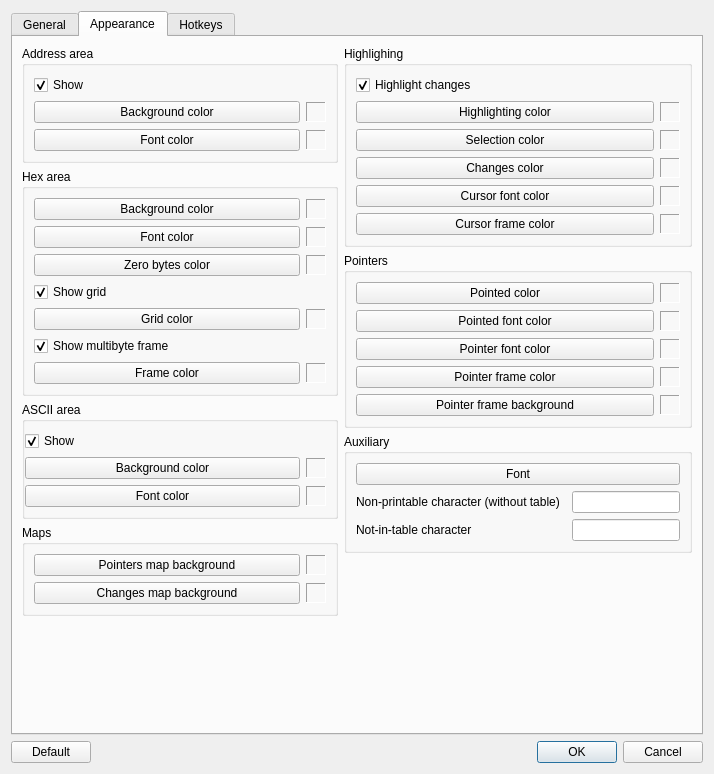
Above: src/dialogs/optionsdialog.ui from road-t/RTHextion before the change. Below: the same form after it.
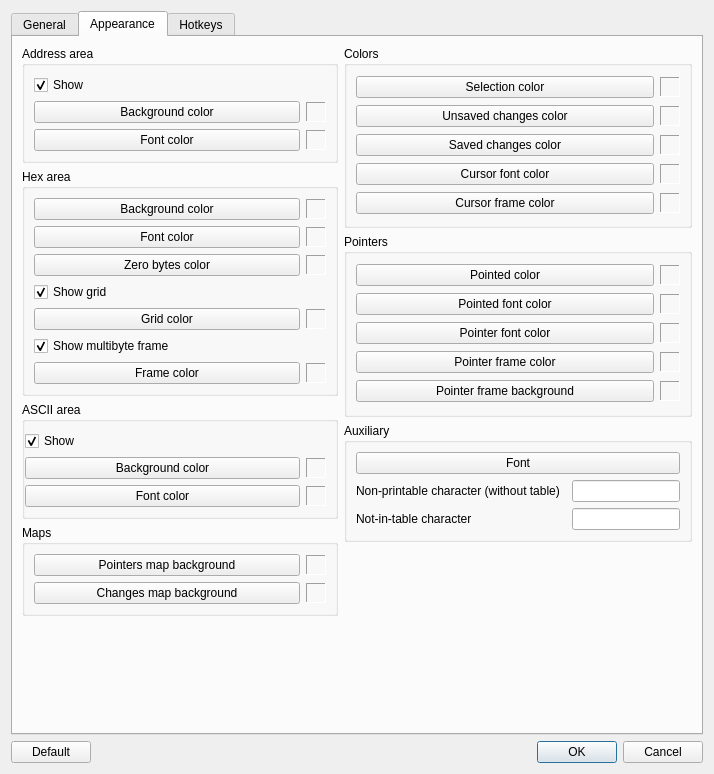
That is the form after the change. The open tabs and pages were chosen to show the change.

```diff
--- a/src/dialogs/optionsdialog.ui
+++ b/src/dialogs/optionsdialog.ui
@@ -705,23 +705,51 @@
          <item>
           <widget class="QGroupBox" name="gbColors">
            <property name="title">
-            <string>Highlighing</string>
+            <string>Colors</string>
            </property>
            <layout class="QGridLayout" name="gridLayout_colors">
             <item row="0" column="0">
-             <widget class="QCheckBox" name="cbHighlighting">
+             <widget class="QPushButton" name="pbSelectionColor">
               <property name="text">
-               <string>Highlight changes</string>
+               <string>Selection color</string>
               </property>
-              <property name="checked">
-               <bool>true</bool>
+             </widget>
+            </item>
+            <item row="0" column="1">
+             <widget class="QLabel" name="lbSelectionColor">
+              <property name="sizePolicy">
+               <sizepolicy hsizetype="Fixed" vsizetype="Fixed">
+                <horstretch>20</horstretch>
+                <verstretch>20</verstretch>
+               </sizepolicy>
+              </property>
+              <property name="minimumSize">
+               <size>
+                <width>20</width>
+                <height>20</height>
+               </size>
+              </property>
+              <property name="maximumSize">
+               <size>
+                <width>20</width>
+                <height>20</height>
+               </size>
+              </property>
+              <property name="frameShape">
+               <enum>QFrame::Panel</enum>
+              </property>
+              <property name="frameShadow">
+               <enum>QFrame::Sunken</enum>
+              </property>
+              <property name="text">
+               <string/>
               </property>
              </widget>
             </item>
             <item row="1" column="0">
              <widget class="QPushButton" name="pbHighlightingColor">
               <property name="text">
-               <string>Highlighting color</string>
+               <string>Unsaved changes color</string>
               </property>
              </widget>
             </item>
@@ -757,51 +785,13 @@
              </widget>
             </item>
             <item row="2" column="0">
-             <widget class="QPushButton" name="pbSelectionColor">
-              <property name="text">
-               <string>Selection color</string>
-              </property>
-             </widget>
-            </item>
-            <item row="2" column="1">
-             <widget class="QLabel" name="lbSelectionColor">
-              <property name="sizePolicy">
-               <sizepolicy hsizetype="Fixed" vsizetype="Fixed">
-                <horstretch>20</horstretch>
-                <verstretch>20</verstretch>
-               </sizepolicy>
-              </property>
-              <property name="minimumSize">
-               <size>
-                <width>20</width>
-                <height>20</height>
-               </size>
-              </property>
-              <property name="maximumSize">
-               <size>
-                <width>20</width>
-                <height>20</height>
-               </size>
-              </property>
-              <property name="frameShape">
-               <enum>QFrame::Panel</enum>
-              </property>
-              <property name="frameShadow">
-               <enum>QFrame::Sunken</enum>
-              </property>
-              <property name="text">
-               <string/>
-              </property>
-             </widget>
-            </item>
-            <item row="3" column="0">
              <widget class="QPushButton" name="pbChangesColor">
               <property name="text">
-               <string>Changes color</string>
+               <string>Saved changes color</string>
               </property>
              </widget>
             </item>
-            <item row="3" column="1">
+            <item row="2" column="1">
              <widget class="QLabel" name="lbChangesColor">
               <property name="sizePolicy">
                <sizepolicy hsizetype="Fixed" vsizetype="Fixed">
@@ -832,14 +822,14 @@
               </property>
              </widget>
             </item>
-            <item row="4" column="0">
+            <item row="3" column="0">
              <widget class="QPushButton" name="pbCursorCharColor">
               <property name="text">
                <string>Cursor font color</string>
               </property>
              </widget>
             </item>
-            <item row="4" column="1">
+            <item row="3" column="1">
              <widget class="QLabel" name="lbCursorCharColor">
               <property name="sizePolicy">
                <sizepolicy hsizetype="Fixed" vsizetype="Fixed">
@@ -870,14 +860,14 @@
               </property>
              </widget>
             </item>
-            <item row="5" column="0">
+            <item row="4" column="0">
              <widget class="QPushButton" name="pbCursorFrameColor">
               <property name="text">
                <string>Cursor frame color</string>
               </property>
              </widget>
             </item>
-            <item row="5" column="1">
+            <item row="4" column="1">
              <widget class="QLabel" name="lbCursorFrameColor">
               <property name="sizePolicy">
                <sizepolicy hsizetype="Fixed" vsizetype="Fixed">
```
